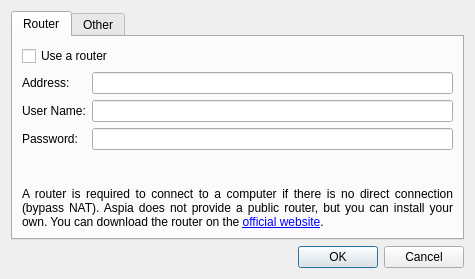
First picture: the form in source/client/ui/client_settings_dialog.ui, repository dchapyshev/aspia, before the edit.
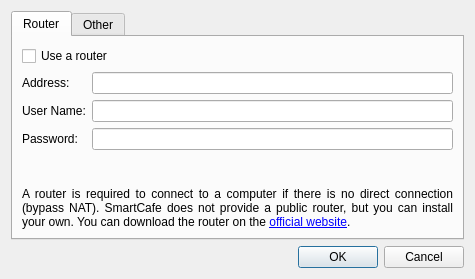
Second picture: the form after the edit.

Commit message:
Rebrand to SmartCafe
- Replace Aspia branding in UI, resources and installer translations

- Rename output binaries/services to smartcafe_* and update WiX/build scripts

- Update client session title after connect to show host computer name

What changed in the file:
```diff
--- a/source/client/ui/client_settings_dialog.ui
+++ b/source/client/ui/client_settings_dialog.ui
@@ -96,7 +96,7 @@
        <item>
         <widget class="QLabel" name="label_2">
          <property name="text">
-          <string>A router is required to connect to a computer if there is no direct connection (bypass NAT). Aspia does not provide a public router, but you can install your own. You can download the router on the &lt;a href=&quot;https://aspia.org&quot;&gt;official website&lt;/a&gt;.</string>
+          <string>A router is required to connect to a computer if there is no direct connection (bypass NAT). SmartCafe does not provide a public router, but you can install your own. You can download the router on the &lt;a href=&quot;https://aspia.org&quot;&gt;official website&lt;/a&gt;.</string>
          </property>
          <property name="alignment">
           <set>Qt::AlignmentFlag::AlignJustify|Qt::AlignmentFlag::AlignVCenter</set>
```
The commit also changes 1085 other files.
